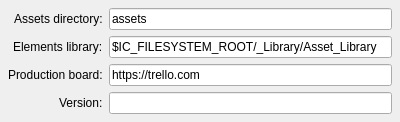
mjbonnington/icarus-gps, file ui/settings_other_ui.ui: the form before one commit.
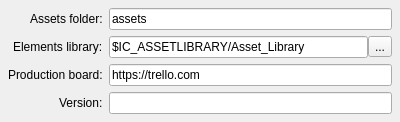
The form after the commit.

Diff of the .ui file:
```diff
--- a/ui/settings_other_ui.ui
+++ b/ui/settings_other_ui.ui
@@ -7,7 +7,7 @@
     <x>0</x>
     <y>0</y>
     <width>400</width>
-    <height>114</height>
+    <height>120</height>
    </rect>
   </property>
   <property name="windowTitle">
@@ -49,7 +49,7 @@
    <item row="0" column="0">
     <widget class="QLabel" name="assetsDir_label">
      <property name="text">
-      <string>Assets directory:</string>
+      <string>Assets folder:</string>
      </property>
      <property name="buddy">
       <cstring>assetsDir_lineEdit</cstring>
@@ -66,16 +66,6 @@
      </property>
     </widget>
    </item>
-   <item row="1" column="1">
-    <widget class="QLineEdit" name="elementsLib_lineEdit">
-     <property name="text">
-      <string>$IC_FILESYSTEM_ROOT/_Library/Asset_Library</string>
-     </property>
-     <property name="xmlTag" stdset="0">
-      <string>elementslib</string>
-     </property>
-    </widget>
-   </item>
    <item row="0" column="1">
     <widget class="QLineEdit" name="assetsDir_lineEdit">
      <property name="toolTip">
@@ -109,6 +99,53 @@
      </property>
     </widget>
    </item>
+   <item row="1" column="1">
+    <widget class="QFrame" name="elementsLib_frame">
+     <property name="lineWidth">
+      <number>0</number>
+     </property>
+     <layout class="QHBoxLayout" name="command_horizontalLayout">
+      <property name="spacing">
+       <number>0</number>
+      </property>
+      <property name="margin">
+       <number>0</number>
+      </property>
+      <item>
+       <widget class="QLineEdit" name="elementsLib_lineEdit">
+        <property name="text">
+         <string>$IC_ASSETLIBRARY/Asset_Library</string>
+        </property>
+        <property name="xmlTag" stdset="0">
+         <string>elementslib</string>
+        </property>
+       </widget>
+      </item>
+      <item>
+       <widget class="QToolButton" name="elementsLibBrowse_toolButton">
+        <property name="text">
+         <string>...</string>
+        </property>
+        <property name="iconSize">
+         <size>
+          <width>15</width>
+          <height>15</height>
+         </size>
+        </property>
+        <property name="toolButtonStyle">
+         <enum>Qt::ToolButtonIconOnly</enum>
+        </property>
+        <property name="noBackground" stdset="0">
+         <bool>false</bool>
+        </property>
+        <property name="attach" stdset="0">
+         <bool>true</bool>
+        </property>
+       </widget>
+      </item>
+     </layout>
+    </widget>
+   </item>
   </layout>
  </widget>
  <tabstops>
```
Left out of the diff: 1 changed line with no effect on the pictures.
